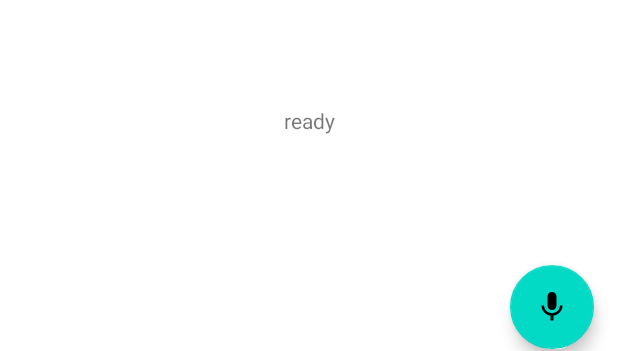
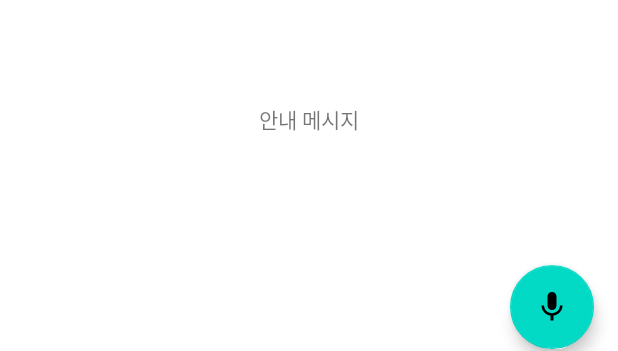
Before and after one commit to wildroco/speech2text, an Android app: the layout activity_main.xml on its own in the app's theme, with its tools: preview values and no code run, on a phone screen of 412 x 824 dp. Shown: the part 863-1214 px from the top of the screen. Run offline under Robolectric (Android 15) with nearby library versions, the phone set to English and light mode, and no system bars; network calls fail.

Commit message:
update readme.md

```diff
--- a/app/src/main/res/layout/activity_main.xml
+++ b/app/src/main/res/layout/activity_main.xml
@@ -29,7 +29,7 @@
             android:id="@+id/textview_result"
             android:layout_width="wrap_content"
             android:layout_height="wrap_content"
-            android:text="some result"
+            android:text="음성 인식 결과"
             android:textSize="28sp"
             app:layout_constraintBottom_toTopOf="parent"
             app:layout_constraintEnd_toEndOf="parent"
@@ -41,7 +41,7 @@
             android:id="@+id/textview_state"
             android:layout_width="wrap_content"
             android:layout_height="wrap_content"
-            android:text="ready"
+            android:text="안내 메시지"
             app:layout_constraintBottom_toBottomOf="parent"
             app:layout_constraintEnd_toEndOf="parent"
             app:layout_constraintStart_toStartOf="parent"
```
Also changed, not shown: 1 other file.
